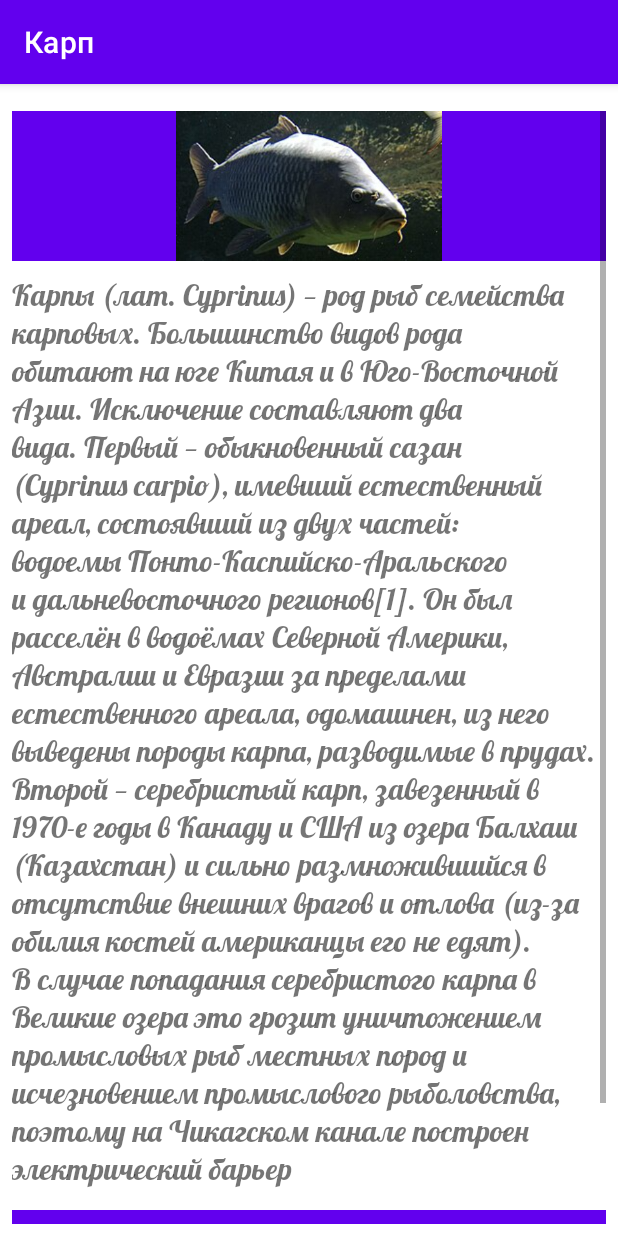
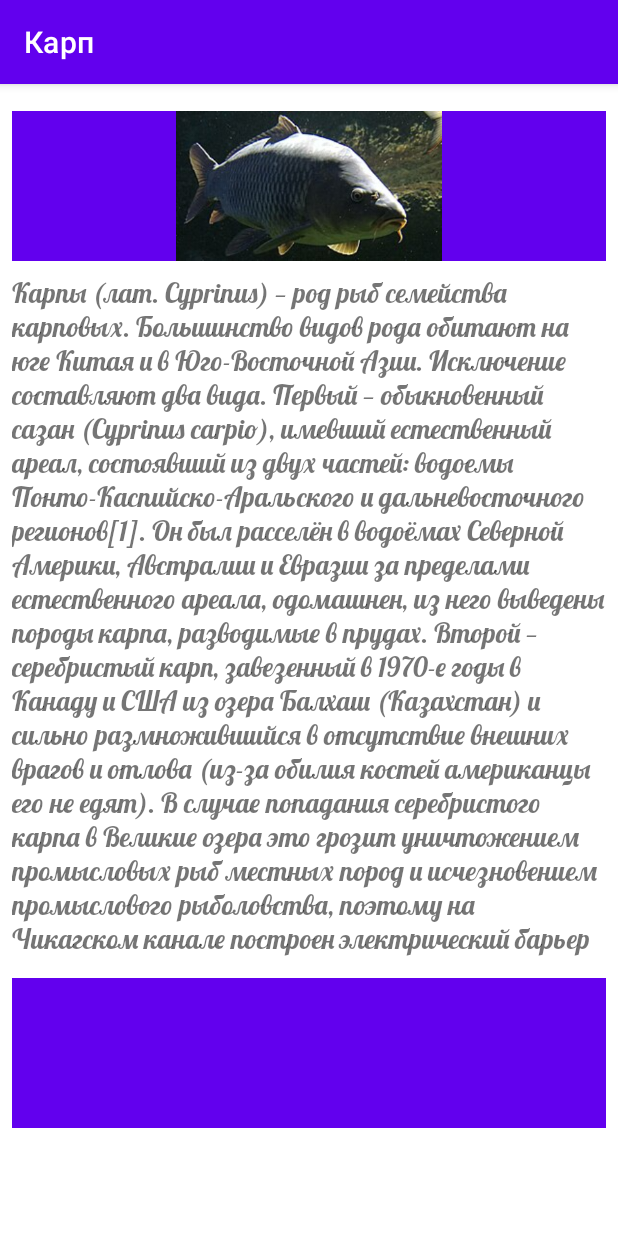
Before and after one commit to Aulas-ctrl/Hadbook, an Android app: the Text_Content_Activity screen opened directly, with no data from a screen before it, on a phone screen of 412 x 824 dp. Run offline under Robolectric (Android 15) with nearby library versions, the phone set to English and light mode, and no system bars.

Commit message:
11 commit

```diff
--- a/app/src/main/java/com/example/handbook/Text_Content_Activity.java
+++ b/app/src/main/java/com/example/handbook/Text_Content_Activity.java
@@ -1,8 +1,10 @@
 package com.example.handbook;
 
 import android.content.Intent;
+import android.content.SharedPreferences;
 import android.graphics.Typeface;
 import android.os.Bundle;
+import android.preference.PreferenceManager;
 import android.widget.ImageView;
 import android.widget.TextView;
 
@@ -15,6 +17,8 @@ public class Text_Content_Activity extends AppCompatActivity {
     private TextView text_content;
     private Typeface face1;
     private ImageView iContent;
+    private SharedPreferences def_pref;
+
     private int category = 0;
     private int position = 0;
     private int [] array_fish = {R.string.fish_karp, R.string.fish_s4uka,R.string.fish_som,R.string.fish_osetr,R.string.fish_nalim};
@@ -69,14 +73,34 @@ public class Text_Content_Activity extends AppCompatActivity {
     }
 private void init () {
 
+        def_pref = PreferenceManager.getDefaultSharedPreferences(this);
+
+
     text_content = findViewById(R.id.text_main_content);
     actionBar = getSupportActionBar();
     iContent = findViewById(R.id.imageContent);
     face1 = Typeface.createFromAsset(this.getAssets(), "fonts/Lobster-Regular.ttf");
     text_content.setTypeface(face1);
 
+    String text = def_pref.getString("main_text_size", "Средний");
+    if (text != null){
+
+    switch (text){
+
+        case "Большой" :
+            text_content.setTextSize(24);
+            break;
+            case "Средний" :
+            text_content.setTextSize(18);
+            break;
+            case "Маленький" :
+            text_content.setTextSize(14);
+            break;
+
+
+    }
+    }
 
 }
 
-
 }
--- a/app/src/main/java/settings/SettingsFragment.java
+++ b/app/src/main/java/settings/SettingsFragment.java
@@ -4,6 +4,7 @@ import android.os.Bundle;
 import android.preference.PreferenceFragment;
 
 import androidx.annotation.Nullable;
+
 import com.example.handbook.R;
 
 public class SettingsFragment extends PreferenceFragment {
--- a/app/src/main/res/xml/preference_screen.xml
+++ b/app/src/main/res/xml/preference_screen.xml
@@ -8,6 +8,6 @@
         android:defaultValue="Средний"
         android:entries="@array/main_text_size_array"
         android:entryValues="@array/main_text_size_array"
-        android:key="list_preference_1"
+        android:key="main_text_size"
         android:title="@string/main_text_size" />
 </PreferenceScreen>
```
Also changed, not shown: app/src/main/java/settings/SettingsActivity.java (+6 -6 lines), app/src/main/res/drawable-anydpi/ic_action_name.xml (added, +16 -0 lines), app/src/main/res/drawable-hdpi/ic_action_name.png (added), app/src/main/res/drawable-mdpi/ic_action_name.png (added), app/src/main/res/drawable-xhdpi/ic_action_name.png (added), app/src/main/res/drawable-xxhdpi/ic_action_name.png (added).
